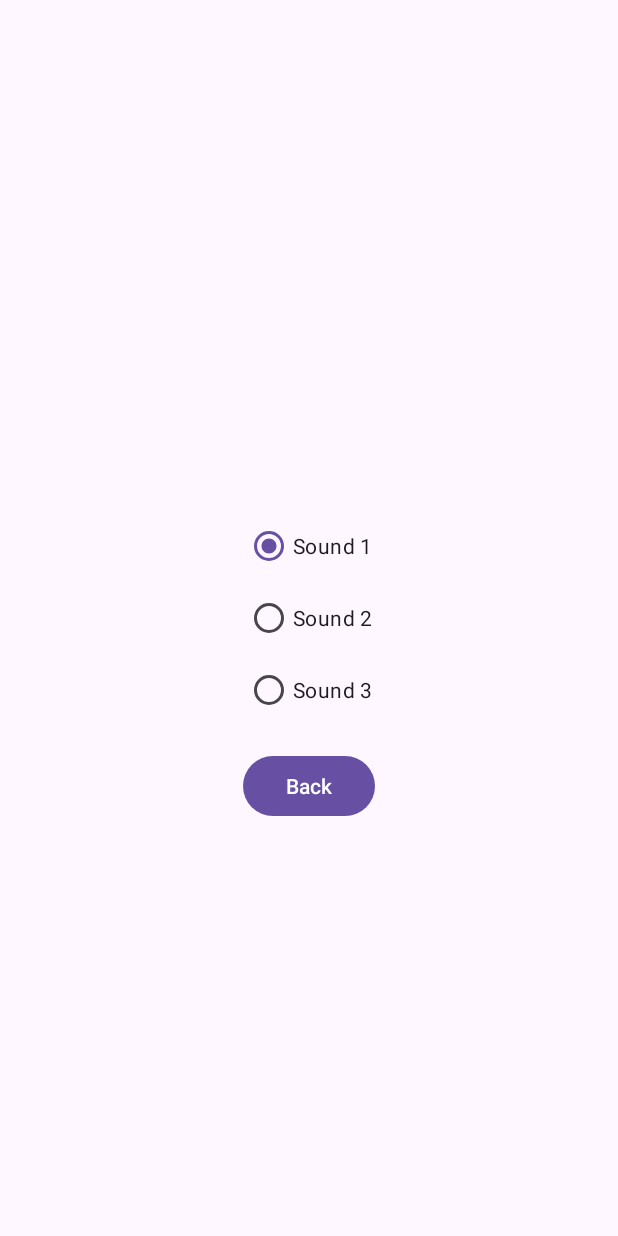
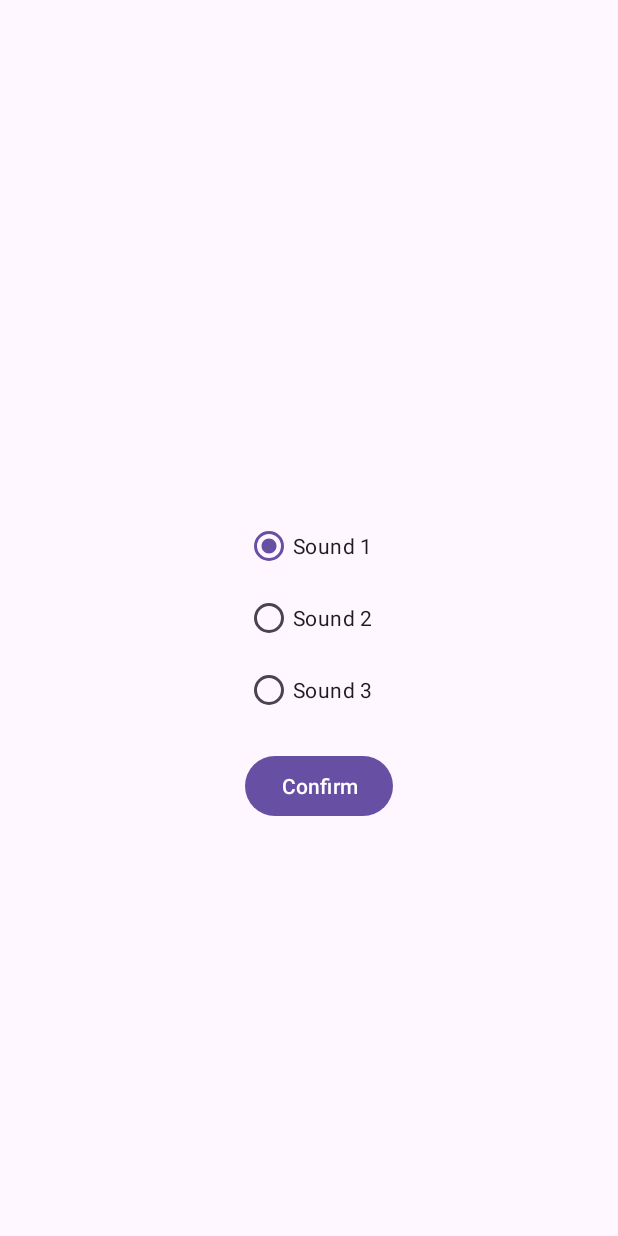
Before and after one commit to deepthi-jayanth/Timer_Project, an Android app: the sound screen opened directly, with no data from a screen before it, on a phone screen of 412 x 824 dp. Run offline under Robolectric (Android 15) with nearby library versions, the phone set to English and light mode, and no system bars.

```diff
--- a/app/src/main/res/layout/activity_sound.xml
+++ b/app/src/main/res/layout/activity_sound.xml
@@ -40,9 +40,10 @@
         android:id="@+id/backButton"
         android:layout_width="wrap_content"
         android:layout_height="wrap_content"
-        android:text="Back"
-        app:layout_constraintTop_toBottomOf="@id/soundOptions"
+        android:layout_marginTop="16dp"
+        android:text="Confirm"
+        app:layout_constraintEnd_toEndOf="parent"
+        app:layout_constraintHorizontal_bias="0.522"
         app:layout_constraintStart_toStartOf="parent"
-        app:layout_constraintEnd_toEndOf="parent"
-        android:layout_marginTop="16dp" />
+        app:layout_constraintTop_toBottomOf="@id/soundOptions" />
 </androidx.constraintlayout.widget.ConstraintLayout>
```
Also changed, not shown: app/src/main/java/me/deepthi/timer_project/home.java (+7 -0 lines).
